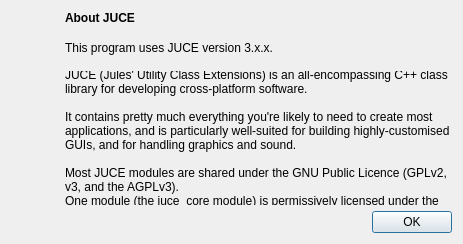
First picture: the form in resources/ui/carla_about_juce.ui, repository falkTX/Carla, before the edit.
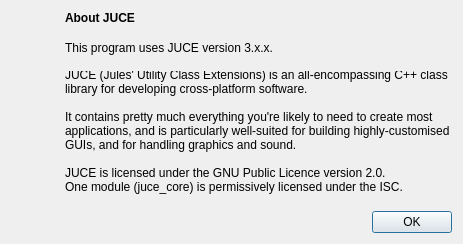
Second picture: the form after the edit. Icons and pictures are not drawn.

Commit message: Update juce about text

```diff
--- a/resources/ui/carla_about_juce.ui
+++ b/resources/ui/carla_about_juce.ui
@@ -108,8 +108,10 @@
 
 It contains pretty much everything you're likely to need to create most applications, and is particularly well-suited for building highly-customised GUIs, and for handling graphics and sound.
 
-Most JUCE modules are shared under the GNU Public Licence (GPLv2, v3, and the AGPLv3).
-One module (the juce_core module) is permissively licensed under the ISC.</string>
+JUCE is licensed under the GNU Public Licence version 2.0.
+One module (juce_core) is permissively licensed under the ISC.
+
+Copyright (C) 2015 - ROLI Ltd.</string>
        </property>
        <property name="wordWrap">
         <bool>true</bool>
```
